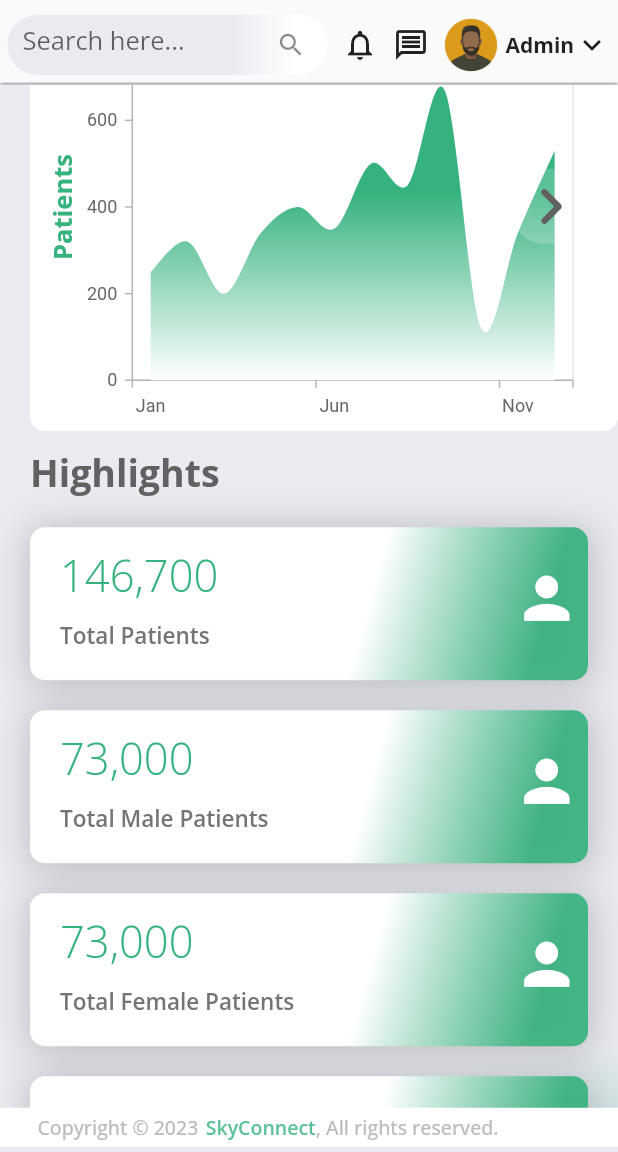
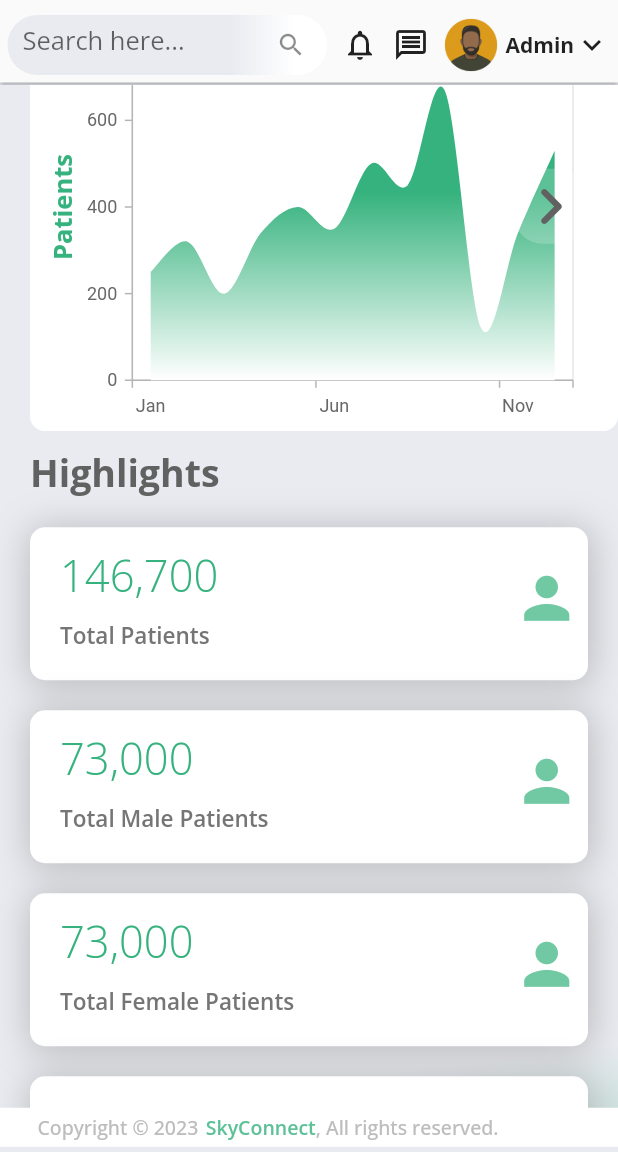
Before and after one commit to tibendadavis/skyhospital_erp, a Flutter app: the MyHomePage screen opened by its route, scrolled down 576 dp, on a phone screen of 412 x 824 dp, the part 84-1236 px from its top. Run offline on Flutter 3.47's test engine with Material 2 defaults, Android fonts, the phone set to English and light mode, and no system bars; our stand-ins replace file_picker, get, google_fonts, internet_connection_checker, syncfusion_flutter_charts.

```diff
--- a/lib/components/tile2.comp.dart
+++ b/lib/components/tile2.comp.dart
@@ -65,7 +65,8 @@ class _tile2State extends State<tile2> with TickerProviderStateMixin {
                         end: Alignment.bottomRight,
                         colors: [
                           Colors.white,
-                          Palette().primaryColor.withOpacity(0.9)
+                          Colors.white,
+                          //  Palette().primaryColor.withOpacity(0.9)
                         ],
                         stops: [0.6, 0.9],
                         tileMode: TileMode.clamp),
@@ -132,7 +133,7 @@ class _tile2State extends State<tile2> with TickerProviderStateMixin {
                       if (widget.icon != null)
                         Icon(
                           widget.icon!,
-                          color: Colors.white,
+                          color: Palette().primaryColor.withOpacity(0.7),
                           size: 45,
                         )
                     ],
```
